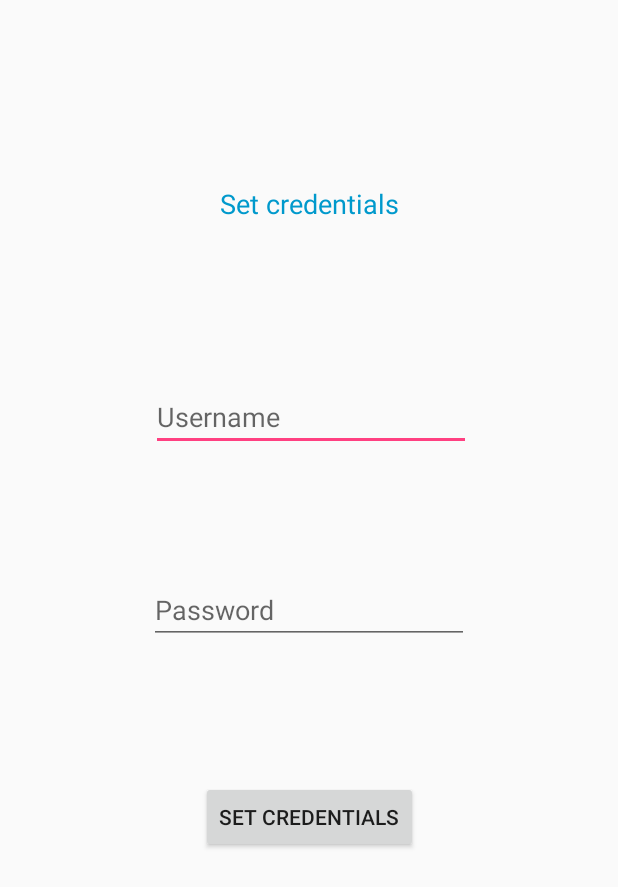
After one commit to AndrewDongAndy/CameraProject, an Android app: the layout fragment_login.xml on its own in the app's theme, with its tools: preview values and no code run, on a phone screen of 412 x 824 dp. The commit adds this screen. Shown: the top 887 px of the screen. Run offline under Robolectric (Android 15) with nearby library versions, the phone set to English and light mode, and no system bars.

Commit message:
Currently has dead fragment, but customized landscape layout. TODO: implement portrait fragment, remove all auto-generated TODOs

```diff
--- a/app/build.gradle
+++ b/app/build.gradle
@@ -22,6 +22,7 @@ dependencies {
     implementation fileTree(dir: 'libs', include: ['*.jar'])
     implementation 'com.android.support:appcompat-v7:26.1.0'
     implementation 'com.android.support.constraint:constraint-layout:1.0.2'
+    implementation 'com.android.support:support-v4:26.1.0'
     testImplementation 'junit:junit:4.12'
     androidTestImplementation 'com.android.support.test:runner:1.0.1'
     androidTestImplementation 'com.android.support.test.espresso:espresso-core:3.0.1'
--- a/app/src/main/java/andy/cameraproject/MainActivity.java
+++ b/app/src/main/java/andy/cameraproject/MainActivity.java
@@ -1,7 +1,5 @@
 package andy.cameraproject;
 
-import android.app.Activity;
-import android.app.AlertDialog;
 import android.graphics.Bitmap;
 import android.os.Bundle;
 import android.os.Handler;
--- /dev/null
+++ b/app/src/main/res/layout/fragment_login.xml
@@ -0,0 +1,84 @@
+<android.support.constraint.ConstraintLayout xmlns:android="http://schemas.android.com/apk/res/android"
+    xmlns:app="http://schemas.android.com/apk/res-auto"
+    xmlns:tools="http://schemas.android.com/tools"
+    android:layout_width="match_parent"
+    android:layout_height="match_parent"
+    tools:context="andy.cameraproject.Login">
+
+    <!-- TODO: Update blank fragment layout -->
+
+    <Button
+        android:id="@+id/btnSetCreds"
+        android:layout_width="wrap_content"
+        android:layout_height="wrap_content"
+        android:layout_marginBottom="8dp"
+        android:layout_marginEnd="8dp"
+        android:layout_marginStart="8dp"
+        android:text="@string/set_creds"
+        app:layout_constraintBottom_toTopOf="@+id/guideline4"
+        app:layout_constraintEnd_toEndOf="parent"
+        app:layout_constraintStart_toStartOf="parent" />
+
+
+    <EditText
+        android:id="@+id/editUsername"
+        android:layout_width="wrap_content"
+        android:layout_height="wrap_content"
+        android:layout_marginEnd="16dp"
+        android:layout_marginStart="8dp"
+        android:layout_marginTop="8dp"
+        android:ems="10"
+        android:hint="@string/username"
+        android:inputType="textPersonName"
+        app:layout_constraintEnd_toEndOf="parent"
+        app:layout_constraintHorizontal_bias="0.531"
+        app:layout_constraintStart_toStartOf="parent"
+        app:layout_constraintTop_toTopOf="@+id/guideline6" />
+
+    <android.support.constraint.Guideline
+        android:id="@+id/guideline6"
+        android:layout_width="wrap_content"
+        android:layout_height="wrap_content"
+        android:orientation="horizontal"
+        app:layout_constraintGuide_percent="0.3" />
+
+    <android.support.constraint.Guideline
+        android:id="@+id/guideline4"
+        android:layout_width="wrap_content"
+        android:layout_height="wrap_content"
+        android:orientation="horizontal"
+        app:layout_constraintGuide_percent="0.7" />
+
+    <EditText
+        android:id="@+id/editPassword"
+        android:layout_width="wrap_content"
+        android:layout_height="wrap_content"
+        android:layout_marginBottom="16dp"
+        android:layout_marginEnd="8dp"
+        android:layout_marginStart="8dp"
+        android:layout_marginTop="8dp"
+        android:ems="10"
+        android:hint="@string/password"
+        android:inputType="textPassword"
+        app:layout_constraintBottom_toTopOf="@+id/btnSetCreds"
+        app:layout_constraintEnd_toEndOf="parent"
+        app:layout_constraintStart_toStartOf="parent"
+        app:layout_constraintTop_toBottomOf="@+id/editUsername" />
+
+    <TextView
+        android:id="@+id/textTitle"
+        android:layout_width="wrap_content"
+        android:layout_height="wrap_content"
+        android:layout_marginBottom="8dp"
+        android:layout_marginEnd="8dp"
+        android:layout_marginStart="8dp"
+        android:layout_marginTop="24dp"
+        android:text="@string/set_creds"
+        android:textColor="@android:color/holo_blue_dark"
+        android:textSize="18sp"
+        app:layout_constraintBottom_toTopOf="@+id/editUsername"
+        app:layout_constraintEnd_toEndOf="parent"
+        app:layout_constraintStart_toStartOf="parent"
+        app:layout_constraintTop_toTopOf="parent" />
+
+</android.support.constraint.ConstraintLayout>
--- a/app/src/main/res/values/strings.xml
+++ b/app/src/main/res/values/strings.xml
@@ -2,5 +2,11 @@
     <string name="app_name">CameraProject</string>
     <string name="username">Username</string>
     <string name="password">Password</string>
+    <string name="stream_URL">Stream URL</string>
     <string name="default_URL">http://192.168.2.42/cam_pic.php/</string>
+    <string name="set_creds">Set credentials</string>
+    <string name="start_stream">Start</string>
+
+    <!-- TODO: Remove or change this placeholder text -->
+    <string name="hello_blank_fragment">Hello blank fragment</string>
 </resources>
```
Also changed, not shown: app/src/main/java/andy/cameraproject/Login.java (added, +108 -0 lines), app/src/main/res/layout/activity_main.xml (+41 -29 lines).
